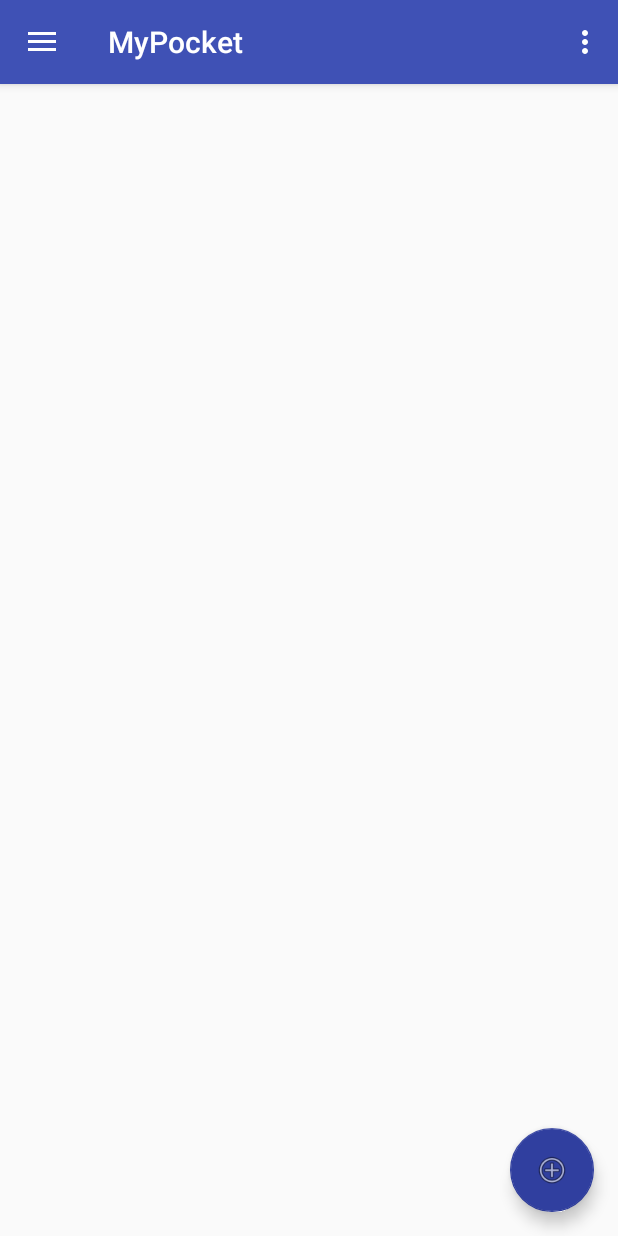
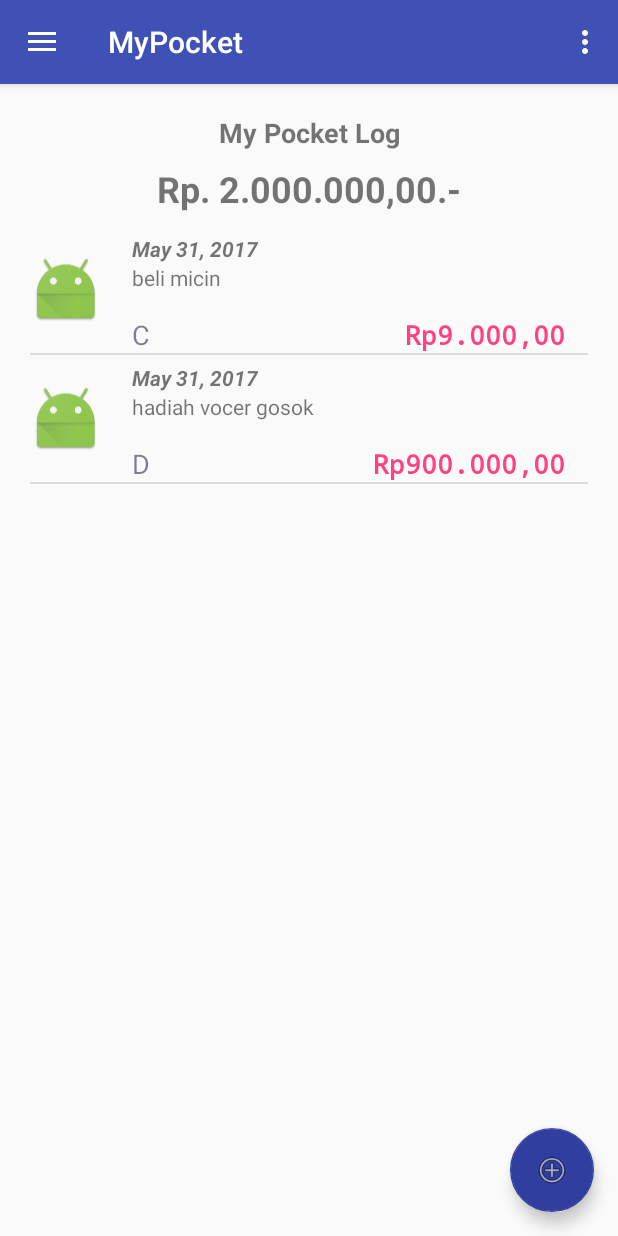
Before and after one commit to winardiaris/android-2017-01, an Android app: the AfterLoginActivity screen opened directly, with no data from a screen before it, on a phone screen of 412 x 824 dp. Run offline under Robolectric (Android 15) with nearby library versions, the phone set to English and light mode, and no system bars; 2 statements that could not run were skipped.

```diff
--- a/MyPocket/app/src/main/java/xyz/winardiaris/android/mypocket/AfterLoginActivity.java
+++ b/MyPocket/app/src/main/java/xyz/winardiaris/android/mypocket/AfterLoginActivity.java
@@ -9,6 +9,7 @@ import android.support.v4.widget.DrawerLayout;
 import android.support.v7.app.ActionBarDrawerToggle;
 import android.support.v7.app.AppCompatActivity;
 import android.support.v7.widget.Toolbar;
+import android.util.Log;
 import android.view.Menu;
 import android.view.MenuItem;
 import android.support.v4.app.Fragment;
@@ -17,6 +18,12 @@ import android.view.View;
 import android.widget.Button;
 import android.widget.Toast;
 
+import java.math.BigDecimal;
+import java.text.ParseException;
+import java.text.SimpleDateFormat;
+
+import xyz.winardiaris.android.mypocket.dao.DataDao;
+import xyz.winardiaris.android.mypocket.domain.DataDomain;
 import xyz.winardiaris.android.mypocket.fragment.AboutFragment;
 import xyz.winardiaris.android.mypocket.fragment.ListDataFragment;
 import xyz.winardiaris.android.mypocket.fragment.NewDataFragment;
@@ -49,7 +56,8 @@ public class AfterLoginActivity extends AppCompatActivity
             }
         });
 
-
+        dummyData();
+        loadFragment(new ListDataFragment());
     }
 
     @Override
@@ -79,6 +87,9 @@ public class AfterLoginActivity extends AppCompatActivity
         //noinspection SimplifiableIfStatement
         if (id == R.id.action_settings) {
             loadFragment(new SettingFragment());
+        } else if(id == R.id.action_refresh){
+            //refresh
+            Log.d("refresh","true");
         }
 
         return super.onOptionsItemSelected(item);
@@ -113,4 +124,54 @@ public class AfterLoginActivity extends AppCompatActivity
         fragmentTransaction.replace(R.id.fragment_after_login,fr);
         fragmentTransaction.commit();
     }
+
+    private void dummyData(){
+        SimpleDateFormat format = new SimpleDateFormat("yyyy-mm-dd");
+
+        DataDomain d1 = new DataDomain();
+        d1.setValue(new BigDecimal("9000"));
+        d1.setType("C");
+        try {
+            d1.setDate(format.parse("2017-02-20"));
+        } catch (ParseException e) {
+            e.printStackTrace();
+        }
+        d1.setDescription("beli micin");
+        d1.setUserId(1);
+        d1.setReceiptImage("aaa.jpg");
+
+        DataDomain d2 = new DataDomain();
+        d2.setValue(new BigDecimal("900000"));
+        d2.setType("D");
+        try {
+            d2.setDate(format.parse("2017-02-15"));
+        } catch (ParseException e) {
+            e.printStackTrace();
+        }
+        d2.setDescription("hadiah vocer gosok");
+        d2.setUserId(1);
+        d2.setReceiptImage("aaa.jpg");
+
+        DataDomain d3 = new DataDomain();
+        d3.setValue(new BigDecimal("50000"));
+        d3.setType("C");
+        try {
+            d3.setDate(format.parse("2017-02-30"));
+        } catch (ParseException e) {
+            e.printStackTrace();
+        }
+        d3.setDescription("Beli rinso");
+        d3.setUserId(1);
+        d3.setReceiptImage("aaa.jpg");
+
+
+        Log.d("Dummy Data 1" , d1.toString());
+        DataDao dataDao = new DataDao(this);
+        dataDao.insertData(d1);
+        dataDao.insertData(d2);
+        dataDao.insertData(d3);
+
+
+
+    }
 }
--- a/MyPocket/app/src/main/java/xyz/winardiaris/android/mypocket/BeforeLoginActivity.java
+++ b/MyPocket/app/src/main/java/xyz/winardiaris/android/mypocket/BeforeLoginActivity.java
@@ -37,7 +37,7 @@ public class BeforeLoginActivity extends AppCompatActivity
         NavigationView navigationView = (NavigationView) findViewById(R.id.nav_view);
         navigationView.setNavigationItemSelectedListener(this);
 
-        loadFragment(new AboutFragment());
+        loadFragment(new LoginFragment());
     }
 
     @Override
--- /dev/null
+++ b/MyPocket/app/src/main/java/xyz/winardiaris/android/mypocket/adapter/DataAdapter.java
@@ -0,0 +1,86 @@
+package xyz.winardiaris.android.mypocket.adapter;
+
+import android.content.Context;
+import android.content.Intent;
+import android.support.annotation.LayoutRes;
+import android.support.annotation.NonNull;
+import android.support.annotation.Nullable;
+import android.util.Log;
+import android.view.LayoutInflater;
+import android.view.View;
+import android.view.ViewGroup;
+import android.widget.ArrayAdapter;
+import android.widget.ImageView;
+import android.widget.TextView;
+
+import java.math.BigDecimal;
+import java.text.NumberFormat;
+import java.text.SimpleDateFormat;
+import java.util.Currency;
+import java.util.List;
+import java.util.Locale;
+
+import xyz.winardiaris.android.mypocket.R;
+import xyz.winardiaris.android.mypocket.domain.DataDomain;
+
+/**
+ * Created by ars on 5/31/17.
+ */
+
+public class DataAdapter extends ArrayAdapter<DataDomain> {
+    Integer saldo = 0;
+    Integer tDebet = 0;
+    Integer tCredit = 0;
+
+    public DataAdapter(@NonNull Context context, @LayoutRes int resource, @NonNull List<DataDomain> objects) {
+        super(context, resource, objects);
+    }
+
+    @NonNull
+    @Override
+    public View getView(int position, @Nullable View convertView, @NonNull ViewGroup parent) {
+//        return super.getView(position, convertView, parent);
+        if(convertView == null){
+            convertView = LayoutInflater.from(getContext()).
+                    inflate(R.layout.lv_data,parent,false);
+        }
+
+        TextView tvValue = (TextView) convertView.findViewById(R.id.tvValue);
+        TextView tvDate = (TextView) convertView.findViewById(R.id.tvDate);
+        TextView tvType = (TextView) convertView.findViewById(R.id.tvType);
+        TextView tvDescription = (TextView) convertView.findViewById(R.id.tvDescription);
+        ImageView ivReceipt = (ImageView) convertView.findViewById(R.id.ivReceipt);
+        TextView tvSaldo = (TextView) convertView.findViewById(R.id.tvSaldo);
+
+        DataDomain d = getItem(position);
+        SimpleDateFormat formatter = new SimpleDateFormat("dd mm yy");
+        tvDate.setText(formatter.format(d.getDate()));
+
+        Locale currentLocale = new Locale("id","id");
+//        Currency currency = Currency.getInstance(currentLocale);
+        NumberFormat numberFormat = NumberFormat.getCurrencyInstance(currentLocale);
+        tvValue.setText(numberFormat.format(d.getValue()));
+
+        if(d.getType().toString().equals("D")){
+            tvType.setTextColor(R.color.colorPrimary);
+            tDebet += d.getValue().intValue();
+        }
+        else {
+            tvType.setTextColor(R.color.colorAccent);
+            tCredit += d.getValue().intValue();
+        }
+        tvType.setText(d.getType());
+//
+//        saldo = (tDebet-tCredit);
+//
+//        Log.d("saldo",saldo.toString());
+//        Log.d("type",d.getType().toString());
+//        Log.d("value",d.getValue().toString());
+//        Log.d("Debet",tDebet.toString());
+
+        tvDescription.setText(d.getDescription());
+//        ivReceipt.setImageURI();
+
+        return convertView;
+    }
+}
--- /dev/null
+++ b/MyPocket/app/src/main/java/xyz/winardiaris/android/mypocket/dao/DataDao.java
@@ -0,0 +1,90 @@
+package xyz.winardiaris.android.mypocket.dao;
+
+import android.content.ContentValues;
+import android.content.Context;
+import android.content.Intent;
+import android.database.Cursor;
+import android.database.sqlite.SQLiteDatabase;
+import android.database.sqlite.SQLiteOpenHelper;
+import android.util.Log;
+
+import java.math.BigDecimal;
+import java.text.ParseException;
+import java.text.SimpleDateFormat;
+import java.util.ArrayList;
+import java.util.Collection;
+import java.util.Collections;
+import java.util.Comparator;
+import java.util.List;
+
+import xyz.winardiaris.android.mypocket.domain.DataDomain;
+
+import static xyz.winardiaris.android.mypocket.dao.DataDbSchema.TableData.*;
+
+/**
+ * Created by ars on 5/31/17.
+ */
+
+public class DataDao {
+    private Context context;
+    private SimpleDateFormat format = new SimpleDateFormat("yyyy-mm-dd");
+
+    public DataDao (Context ctx){
+        this.context = ctx;
+    }
+
+    public  void insertData(DataDomain dd){
+        DataDbHelper dbHelper = new DataDbHelper(context);
+        SQLiteDatabase db = dbHelper.getWritableDatabase();
+        Integer userId = 1;
+
+        ContentValues cv = new ContentValues();
+        cv.put(DATA_VALUE, dd.getValue().doubleValue());
+        cv.put(DATA_TYPE, dd.getType());
+        cv.put(DATA_DATE, dd.getDate().getTime());
+        cv.put(DATA_DESCRIPTION, dd.getDescription());
+        cv.put(DATA_RECEIPT,dd.getReceiptImage());
+        cv.put(DATA_USER_ID,userId);
+
+        db.insert(TABLE_NAME,null,cv);
+        db.close();
+
+    }
+    public List<DataDomain> allData() throws ParseException {
+        List<DataDomain> dataPocket = new ArrayList<>();
+        DataDbHelper dbHelper = new DataDbHelper(context);
+        SQLiteDatabase db = dbHelper.getReadableDatabase();
+
+        String[] dataColoumn = {
+//                DATA_ID,
+                DATA_VALUE,
+                DATA_TYPE,
+                DATA_DATE,
+                DATA_DESCRIPTION,
+                DATA_RECEIPT,
+                DATA_USER_ID,
+        };
+
+        String dataSort = DATA_DATE + " DESC";
+        Cursor c = db.query(TABLE_NAME,dataColoumn,null,null,null,null,dataSort);
+
+        if(c.moveToFirst()){
+            while (c.moveToNext()){
+                DataDomain dd = new DataDomain();
+                dd.setValue(new BigDecimal(c.getDouble(0)));
+                dd.setType(c.getString(1));
+                dd.setDate(format.parse(c.getString(2)));
+                dd.setDescription(c.getString(3));
+                dd.setReceiptImage(c.getString(4));
+                dd.setUserId(c.getInt(5));
+
+                dataPocket.add(dd);
+            }
+        }
+
+        Log.d("DATA DATABASES", c.toString());
+        c.close();
+        db.close();
+        return  dataPocket;
+    }
+}
--- /dev/null
+++ b/MyPocket/app/src/main/java/xyz/winardiaris/android/mypocket/dao/DataDbHelper.java
@@ -0,0 +1,27 @@
+package xyz.winardiaris.android.mypocket.dao;
+
+import android.content.Context;
+import android.database.sqlite.SQLiteDatabase;
+import android.database.sqlite.SQLiteOpenHelper;
+
+/**
+ * Created by ars on 5/31/17.
+ */
+
+public class DataDbHelper extends SQLiteOpenHelper {
+    public DataDbHelper(Context context) {
+        super(context, DataDbSchema.DB_NAME,
+                null, DataDbSchema.DB_VERSION);
+    }
+
+    @Override
+    public void onCreate(SQLiteDatabase db) {
+        db.execSQL(DataDbSchema.SQL_CREATE_DATA_ENTRIES);
+    }
+
+    @Override
+    public void onUpgrade(SQLiteDatabase db, int oldVersion, int newVersion) {
+        db.execSQL(DataDbSchema.SQL_DROP_DATA_ENTRIES);
+        onCreate(db);
+    }
+}
--- /dev/null
+++ b/MyPocket/app/src/main/java/xyz/winardiaris/android/mypocket/dao/DataDbSchema.java
@@ -0,0 +1,47 @@
+package xyz.winardiaris.android.mypocket.dao;
+
+import android.content.Intent;
+import android.provider.BaseColumns;
+import android.support.design.widget.TabLayout;
+
+/**
+ * Created by ars on 5/31/17.
+ */
+
+public final class DataDbSchema {
+    public static final String DB_NAME = "mypocket_data.db";
+    public static final Integer DB_VERSION = 1;
+
+    //create table
+    public static final String TEXT_TYPE = " TEXT";
+    public static final String REAL_TYPE = " REAL";
+    public static final String COMMA_SEP = ",";
+    public static final String SQL_CREATE_DATA_ENTRIES =
+            "CREATE TABLE " + TableData.TABLE_NAME+ "(" +
+                    TableData.DATA_ID + "INTEGER PRIMAY KEY, " +
+                    TableData.DATA_VALUE + REAL_TYPE + COMMA_SEP +
+                    TableData.DATA_TYPE + TEXT_TYPE + COMMA_SEP +
+                    TableData.DATA_DATE + TEXT_TYPE + COMMA_SEP +
+                    TableData.DATA_DESCRIPTION + TEXT_TYPE + COMMA_SEP +
+                    TableData.DATA_RECEIPT + TEXT_TYPE + COMMA_SEP +
+                    TableData.DATA_USER_ID + TEXT_TYPE +
+            ")";
+
+    //drop table
+    public static final String SQL_DROP_DATA_ENTRIES =
+            "DROP TABLE IF EXISTS " + TableData.TABLE_NAME;
+
+    private DataDbSchema(){}
+
+    // data table schema
+    public abstract class TableData implements BaseColumns{
+        public static final String TABLE_NAME = "data";
+        public static final String DATA_ID = "data_id";
+        public static final String DATA_VALUE = "value";
+        public static final String DATA_TYPE = "type";
+        public static final String DATA_DATE = "date";
+        public static final String DATA_DESCRIPTION = "desc";
+        public static final String DATA_RECEIPT = "receipt";
+        public static final String DATA_USER_ID = "user_id";
+    }
+}
--- /dev/null
+++ b/MyPocket/app/src/main/java/xyz/winardiaris/android/mypocket/domain/DataDomain.java
@@ -0,0 +1,65 @@
+package xyz.winardiaris.android.mypocket.domain;
+
+import java.math.BigDecimal;
+import java.util.Date;
+
+/**
+ * Created by ars on 5/31/17.
+ */
+
+public class DataDomain {
+    private BigDecimal value;
+    private String type;
+    private Date date;
+    private String description;
+    private String receiptImage;
+    private Integer userId;
+
+    public BigDecimal getValue() {
+        return value;
+    }
+
+    public void setValue(BigDecimal value) {
+        this.value = value;
+    }
+
+    public String getType() {
+        return type;
+    }
+
+    public void setType(String type) {
+        this.type = type;
+    }
+
+    public Date getDate() {
+        return date;
+    }
+
+    public void setDate(Date date) {
+        this.date = date;
+    }
+
+    public String getDescription() {
+        return description;
+    }
+
+    public void setDescription(String description) {
+        this.description = description;
+    }
+
+    public String getReceiptImage() {
+        return receiptImage;
+    }
+
+    public void setReceiptImage(String receiptImage) {
+        this.receiptImage = receiptImage;
+    }
+
+    public Integer getUserId() {
+        return userId;
+    }
+
+    public void setUserId(Integer userId) {
+        this.userId = userId;
+    }
+}
--- a/MyPocket/app/src/main/java/xyz/winardiaris/android/mypocket/fragment/ListDataFragment.java
+++ b/MyPocket/app/src/main/java/xyz/winardiaris/android/mypocket/fragment/ListDataFragment.java
@@ -6,17 +6,34 @@ import android.support.v4.app.Fragment;
 import android.view.LayoutInflater;
 import android.view.View;
 import android.view.ViewGroup;
+import android.widget.ListView;
+
+import java.text.ParseException;
 
 import xyz.winardiaris.android.mypocket.R;
+import xyz.winardiaris.android.mypocket.adapter.DataAdapter;
+import xyz.winardiaris.android.mypocket.dao.DataDao;
+import xyz.winardiaris.android.mypocket.domain.DataDomain;
 
 /**
  * Created by ars on 5/30/17.
  */
 
 public class ListDataFragment extends Fragment {
+//    private DataDao dataDao = new DataDao();
+
     @Nullable
     @Override
     public View onCreateView(LayoutInflater inflater, @Nullable ViewGroup container, @Nullable Bundle savedInstanceState) {
-        return inflater.inflate(R.layout.fr_list_data,container,false);
+        View fragmentView = inflater.inflate(R.layout.fr_list_data,container,false);
+        DataDao dataDao = new DataDao(getContext());
+        ListView lvData = (ListView) fragmentView.findViewById(R.id.lvData);
+        try {
+            lvData.setAdapter(new DataAdapter(getContext(),R.layout.lv_data,dataDao.allData()));
+        } catch (ParseException e) {
+            e.printStackTrace();
+        }
+
+        return fragmentView;
     }
 }
--- a/MyPocket/app/src/main/res/layout/fr_list_data.xml
+++ b/MyPocket/app/src/main/res/layout/fr_list_data.xml
@@ -8,11 +8,23 @@
         android:id="@+id/textView6"
         android:layout_width="match_parent"
         android:layout_height="wrap_content"
+        android:layout_weight="0.02"
+        android:paddingBottom="10dp"
         android:text="My Pocket Log"
         android:textAlignment="center"
         android:textSize="18sp"
-        android:textStyle="bold"
-        android:layout_weight="0.02" />
+        android:textStyle="bold" />
+
+    <TextView
+        android:id="@+id/tvSaldo"
+        android:layout_width="match_parent"
+        android:layout_height="wrap_content"
+        android:layout_weight="0.02"
+        android:paddingBottom="10dp"
+        android:text="Rp. 2.000.000,00.-"
+        android:textAlignment="center"
+        android:textSize="24sp"
+        android:textStyle="bold" />
 
     <ListView
         android:id="@+id/lvData"
--- a/MyPocket/app/src/main/res/layout/lv_data.xml
+++ b/MyPocket/app/src/main/res/layout/lv_data.xml
@@ -7,43 +7,57 @@
         android:id="@+id/tvDescription"
         android:layout_width="wrap_content"
         android:layout_height="wrap_content"
-        android:layout_alignParentEnd="true"
-        android:layout_alignParentTop="true"
+        android:layout_alignEnd="@+id/tvValue"
+        android:layout_below="@+id/tvDate"
+        android:layout_toEndOf="@+id/ivReceipt"
         android:text="Descripiton"
-        android:textSize="18sp" />
+        android:textAlignment="viewStart"
+        android:textSize="14sp" />
 
     <TextView
         android:id="@+id/tvType"
         android:layout_width="wrap_content"
         android:layout_height="wrap_content"
-        android:layout_alignParentEnd="true"
-        android:layout_below="@+id/tvDescription"
-        android:layout_marginTop="46dp"
+        android:layout_marginTop="16dp"
+        android:paddingRight="10dp"
         android:text="C"
         android:textColor="@color/colorAccent"
-        android:textSize="18sp" />
+        android:textSize="18sp"
+        android:layout_below="@+id/tvDescription"
+        android:layout_toEndOf="@+id/ivReceipt" />
 
     <TextView
         android:id="@+id/tvValue"
         android:layout_width="wrap_content"
         android:layout_height="wrap_content"
-        android:text="20.000,00"
-        android:textColor="@color/colorPrimary"
+        android:text="20.000, IDR"
+        android:textColor="@color/colorAccent"
         android:textSize="18sp"
         android:textStyle="bold"
         android:typeface="monospace"
+        android:layout_marginEnd="15dp"
         android:layout_alignBaseline="@+id/tvType"
         android:layout_alignBottom="@+id/tvType"
-        android:layout_toStartOf="@+id/tvType"
-        android:layout_marginEnd="11dp" />
+        android:layout_alignParentEnd="true" />
 
     <ImageView
         android:id="@+id/ivReceipt"
         android:layout_width="wrap_content"
         android:layout_height="wrap_content"
-        android:layout_alignBottom="@+id/tvType"
+        android:paddingRight="20dp"
+        app:srcCompat="@mipmap/ic_launcher"
+        android:layout_alignParentTop="true"
         android:layout_alignParentStart="true"
+        android:layout_alignBottom="@+id/tvType" />
+
+    <TextView
+        android:id="@+id/tvDate"
+        android:layout_width="wrap_content"
+        android:layout_height="wrap_content"
         android:layout_alignParentTop="true"
-        app:srcCompat="@mipmap/ic_launcher" />
+        android:layout_toEndOf="@+id/ivReceipt"
+        android:paddingTop="5dp"
+        android:text="May 31, 2017"
+        android:textStyle="bold|italic" />
 
 </RelativeLayout>
--- a/MyPocket/app/src/main/res/menu/after_login.xml
+++ b/MyPocket/app/src/main/res/menu/after_login.xml
@@ -1,6 +1,11 @@
 <?xml version="1.0" encoding="utf-8"?>
 <menu xmlns:android="http://schemas.android.com/apk/res/android"
     xmlns:app="http://schemas.android.com/apk/res-auto">
+    <item
+        android:id="@+id/action_refresh"
+        android:orderInCategory="100"
+        android:title="@string/action_refresh"
+        app:showAsAction="never" />
     <item
         android:id="@+id/action_settings"
         android:orderInCategory="100"
--- a/MyPocket/app/src/main/res/values/colors.xml
+++ b/MyPocket/app/src/main/res/values/colors.xml
@@ -2,5 +2,5 @@
 <resources>
     <color name="colorPrimary">#3F51B5</color>
     <color name="colorPrimaryDark">#303F9F</color>
-    <color name="colorAccent">#FF4081</color>
+    <color name="colorAccent">#ff4081</color>
 </resources>
--- a/MyPocket/app/src/main/res/values/strings.xml
+++ b/MyPocket/app/src/main/res/values/strings.xml
@@ -5,5 +5,6 @@
     <string name="navigation_drawer_close">Close navigation drawer</string>
 
     <string name="action_settings">Settings</string>
+    <string name="action_refresh">Refresh</string>
     <string name="title_activity_after_login">MyPocket</string>
 </resources>
```
